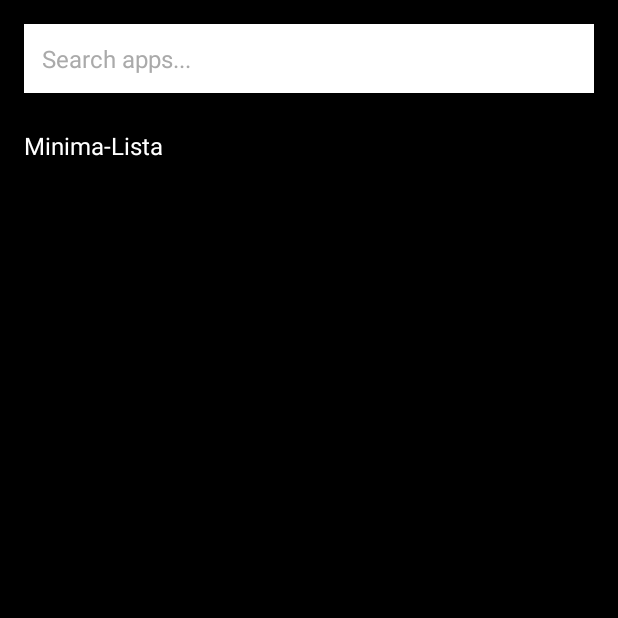
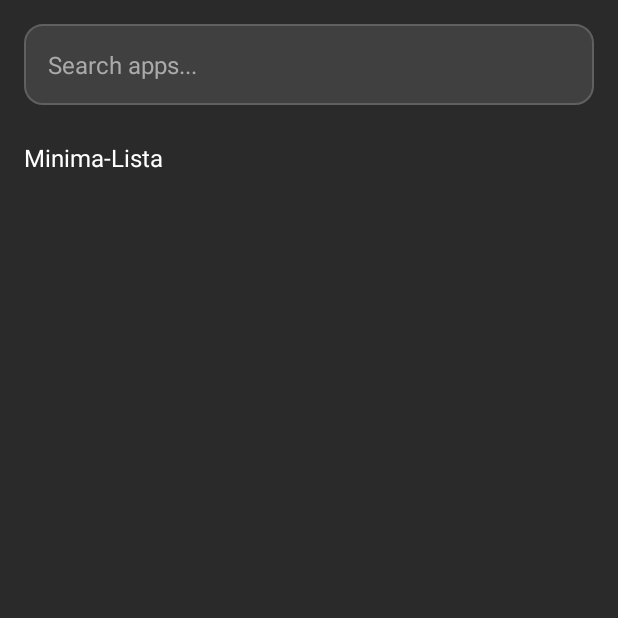
Before and after one commit to garcia-s/minima-lista, an Android app: the screen it shows after launch (MainActivity), on a phone screen of 412 x 824 dp, the top half of it. Run offline under Robolectric (Android 15) with nearby library versions, the phone set to English and light mode, and no system bars.

```diff
--- /dev/null
+++ b/app/src/main/res/drawable/search_background.xml
@@ -0,0 +1,13 @@
+<?xml version="1.0" encoding="utf-8"?>
+<shape xmlns:android="http://schemas.android.com/apk/res/android"
+    android:shape="rectangle">
+
+    <solid android:color="#404040" />
+
+    <stroke
+        android:width="1dp"
+        android:color="#606060" />
+
+    <corners android:radius="12dp" />
+
+</shape>
--- a/app/src/main/res/layout/activity_main.xml
+++ b/app/src/main/res/layout/activity_main.xml
@@ -3,7 +3,7 @@
     xmlns:app="http://schemas.android.com/apk/res-auto"
     android:layout_width="match_parent"
     android:layout_height="match_parent"
-    android:background="@android:color/black"
+    android:background="#2A2A2A"
     android:fitsSystemWindows="true">
 
     <EditText
@@ -11,11 +11,11 @@
         android:layout_width="0dp"
         android:layout_height="wrap_content"
         android:layout_margin="16dp"
-        android:background="@android:color/white"
+        android:background="@drawable/search_background"
         android:hint="Search apps..."
-        android:padding="12dp"
-        android:textColor="@android:color/black"
-        android:textColorHint="@android:color/darker_gray"
+        android:padding="16dp"
+        android:textColor="@android:color/white"
+        android:textColorHint="#AAAAAA"
         android:textSize="16sp"
         app:layout_constraintEnd_toEndOf="parent"
         app:layout_constraintStart_toStartOf="parent"
--- a/app/src/main/res/values-night/themes.xml
+++ b/app/src/main/res/values-night/themes.xml
@@ -10,7 +10,7 @@
         <item name="colorSecondaryVariant">@color/teal_200</item>
         <item name="colorOnSecondary">@color/black</item>
         <!-- Status bar color. -->
-        <item name="android:statusBarColor">@android:color/black</item>
+        <item name="android:statusBarColor">#2A2A2A</item>
         <!-- Customize your theme here. -->
     </style>
 </resources>
--- a/app/src/main/res/values/themes.xml
+++ b/app/src/main/res/values/themes.xml
@@ -10,7 +10,7 @@
         <item name="colorSecondaryVariant">@color/teal_700</item>
         <item name="colorOnSecondary">@color/black</item>
         <!-- Status bar color. -->
-        <item name="android:statusBarColor">@android:color/black</item>
+        <item name="android:statusBarColor">#2A2A2A</item>
         <!-- Customize your theme here. -->
     </style>
 </resources>
```
Also changed, not shown: app/src/main/java/com/symmetrytechec/listaminima/MainActivity.kt (+23 -3 lines), app/src/main/res/drawable/ic_launcher_foreground.xml (+10 -22 lines).
